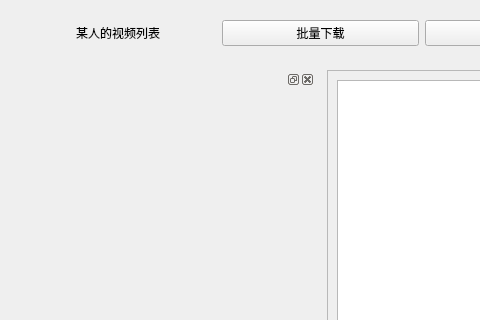
This is download.ui in 02xmysummer/Tiktok-Down as Qt 5 draws it before an edit; both pictures show x 0 to 480 and y 0 to 320 of the 641 by 456 pixel window. The edited form follows.
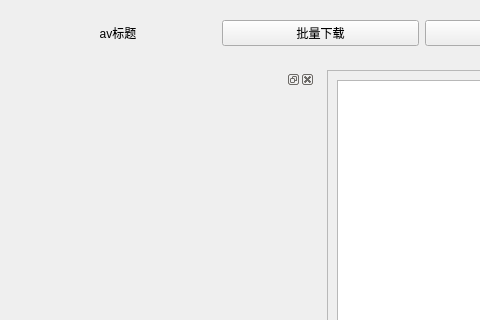
This is the edited form.

Commit message: add get select index

The edit to the form file:
```diff
--- a/download.ui
+++ b/download.ui
@@ -20,7 +20,7 @@
       <item>
        <widget class="QLabel" name="label">
         <property name="text">
-         <string>某人的视频列表</string>
+         <string>av标题</string>
         </property>
         <property name="alignment">
          <set>Qt::AlignmentFlag::AlignCenter</set>
```
Left out of the diff: 6 changed lines with no effect on the pictures. The commit also changes 2 other files.
